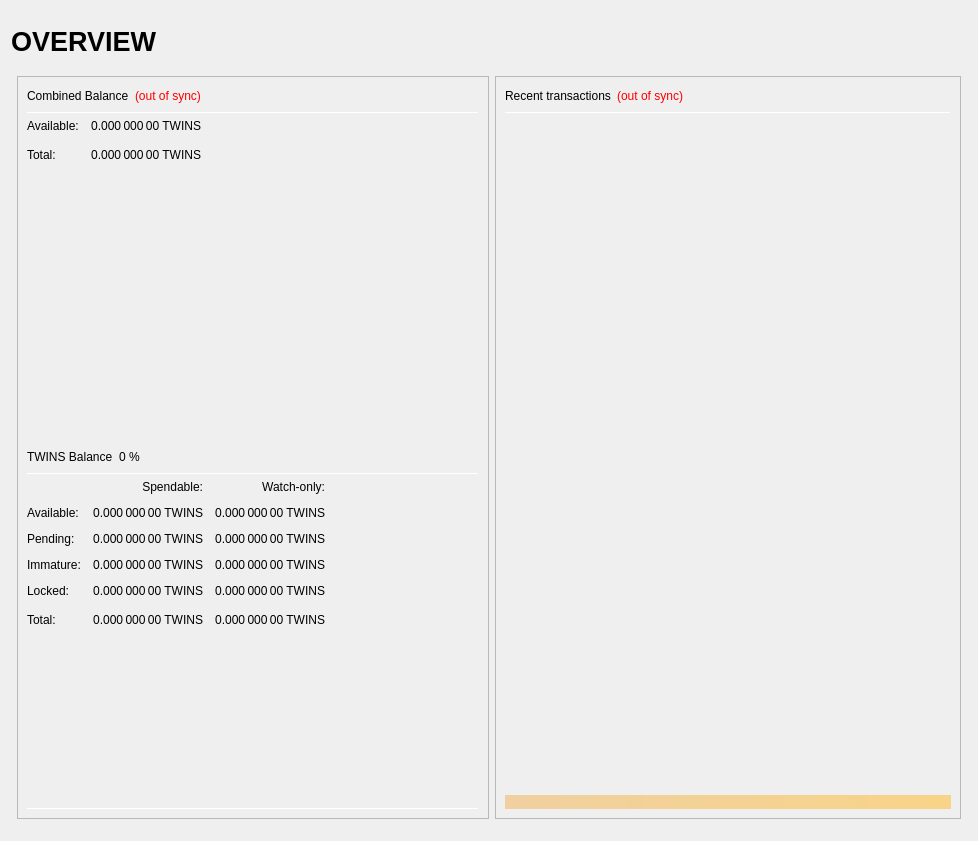
Before: the Qt Designer form src/qt/forms/overviewpage.ui in NewCapital/TWINS-Core, drawn with Qt 5.
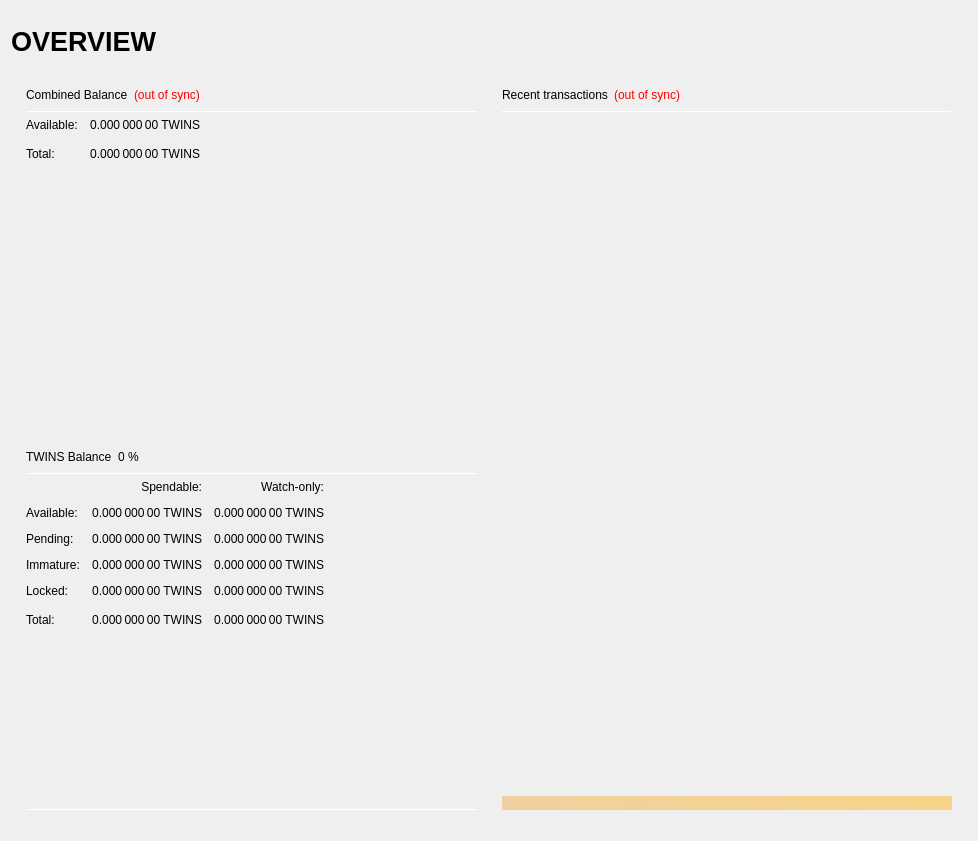
After: the same form once the commit is applied.

```diff
--- a/src/qt/forms/overviewpage.ui
+++ b/src/qt/forms/overviewpage.ui
@@ -173,12 +173,6 @@
                    <height>0</height>
                   </size>
                  </property>
-                 <property name="frameShape">
-                  <enum>QFrame::StyledPanel</enum>
-                 </property>
-                 <property name="frameShadow">
-                  <enum>QFrame::Raised</enum>
-                 </property>
                  <layout class="QVBoxLayout" name="verticalLayout" stretch="0,0,0">
                   <property name="leftMargin">
                    <number>0</number>
@@ -844,12 +838,6 @@
                    <height>0</height>
                   </size>
                  </property>
-                 <property name="frameShape">
-                  <enum>QFrame::StyledPanel</enum>
-                 </property>
-                 <property name="frameShadow">
-                  <enum>QFrame::Raised</enum>
-                 </property>
                  <layout class="QVBoxLayout" name="verticalLayout_1">
                   <item>
                    <layout class="QHBoxLayout" name="horizontalLayout_2">
```
Left out of the diff: 3 changed lines with no effect on the pictures.
